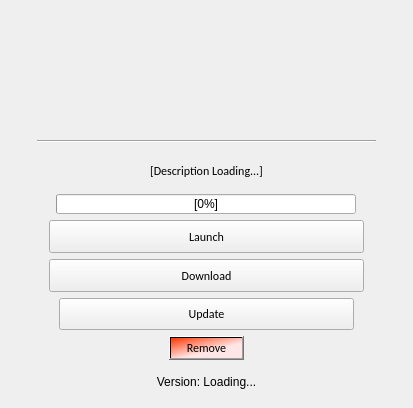
Old version of the form ui/appMenu.ui in the repository nfoert/jadelauncher_actionstest.
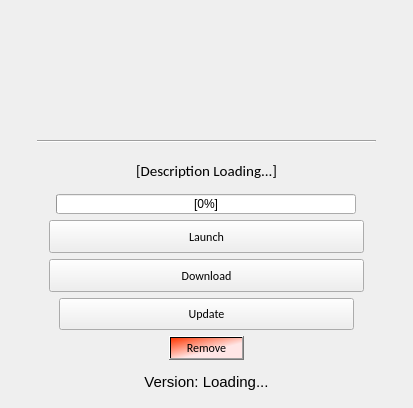
New version of the form. Icons and pictures are not drawn.

The edit to the form file:
```diff
--- a/ui/appMenu.ui
+++ b/ui/appMenu.ui
@@ -139,7 +139,7 @@
            </font>
           </property>
           <property name="text">
-           <string>&lt;html&gt;&lt;head/&gt;&lt;body&gt;&lt;p align=&quot;center&quot;&gt;[Description Loading...]&lt;/p&gt;&lt;/body&gt;&lt;/html&gt;</string>
+           <string>&lt;html&gt;&lt;head/&gt;&lt;body&gt;&lt;p align=&quot;center&quot;&gt;&lt;span style=&quot; font-size:11pt;&quot;&gt;[Description Loading...]&lt;/span&gt;&lt;/p&gt;&lt;/body&gt;&lt;/html&gt;</string>
           </property>
           <property name="wordWrap">
            <bool>true</bool>
@@ -430,7 +430,7 @@
         <item>
          <widget class="QLabel" name="version">
           <property name="text">
-           <string>&lt;html&gt;&lt;head/&gt;&lt;body&gt;&lt;p align=&quot;center&quot;&gt;Version: Loading...&lt;/p&gt;&lt;/body&gt;&lt;/html&gt;</string>
+           <string>&lt;html&gt;&lt;head/&gt;&lt;body&gt;&lt;p align=&quot;center&quot;&gt;&lt;span style=&quot; font-size:11pt;&quot;&gt;Version: Loading...&lt;/span&gt;&lt;/p&gt;&lt;/body&gt;&lt;/html&gt;</string>
           </property>
          </widget>
         </item>
```
